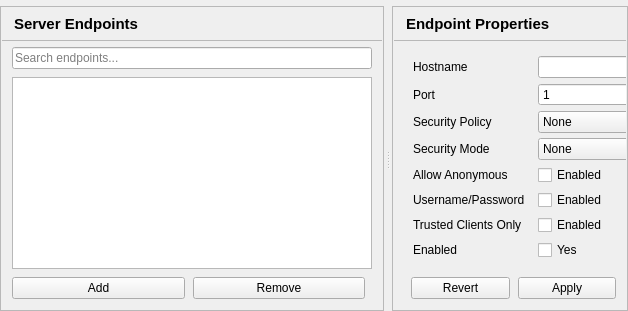
This is src/ui/pages/endpointspage.ui in sanny32/OpenUaSim as Qt 5 draws it before an edit. The edited form follows.
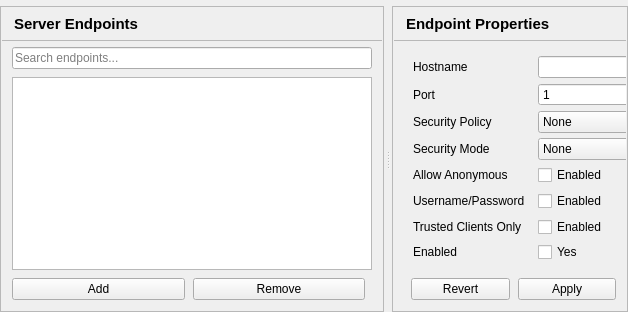
This is the edited form.

What changed in the file:
```diff
--- a/src/ui/pages/endpointspage.ui
+++ b/src/ui/pages/endpointspage.ui
@@ -450,6 +450,11 @@
                </widget>
               </item>
               <item row="5" column="1">
+               <layout class="QHBoxLayout" name="usernamePasswordLayout">
+                <property name="spacing">
+                 <number>8</number>
+                </property>
+                <item>
                <widget class="QCheckBox" name="usernamePasswordCheck">
                 <property name="toolTip">
                  <string>Accept the logins listed under Server → User Accounts.</string>
@@ -458,6 +463,31 @@
                  <string>Enabled</string>
                 </property>
                </widget>
+                </item>
+                <item>
+                 <spacer name="usernamePasswordSpacer">
+                  <property name="orientation">
+                   <enum>Qt::Horizontal</enum>
+                  </property>
+                  <property name="sizeHint" stdset="0">
+                   <size>
+                    <width>0</width>
+                    <height>0</height>
+                   </size>
+                  </property>
+                 </spacer>
+                </item>
+                <item>
+                 <widget class="QPushButton" name="usersButton">
+                  <property name="toolTip">
+                   <string>Edit the user accounts that username/password endpoints accept.</string>
+                  </property>
+                  <property name="text">
+                   <string>Users...</string>
+                  </property>
+                 </widget>
+                </item>
+               </layout>
               </item>
               <item row="6" column="0">
                <widget class="QLabel" name="trustedClientsOnlyLabel">
```
Lines whose indentation alone changed are shown as unchanged.
